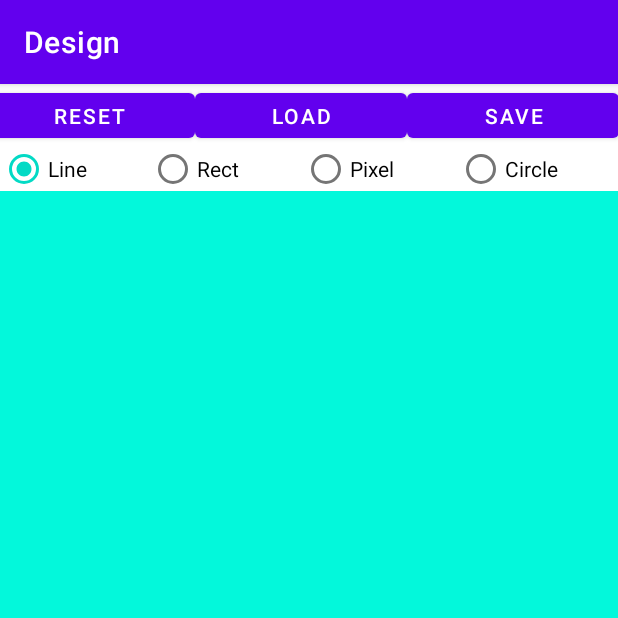
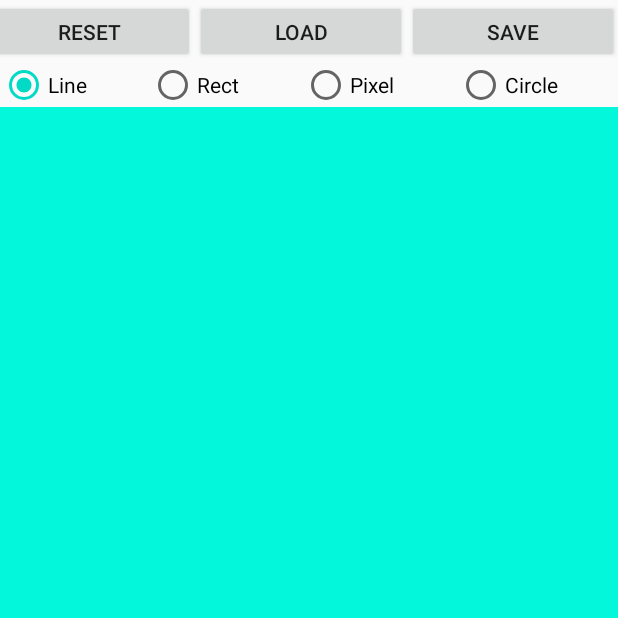
Before and after one commit to joaonunatings/isel-academic-archive, an Android app: the screen it shows after launch (MainActivity), on a phone screen of 412 x 824 dp, the top half of it. Run offline under Robolectric (Android 15) with nearby library versions, the phone set to English and light mode, and no system bars.

Commit message:
Design: changes in Gradle and resources
- Gradle JVM 8 -> Gradle JVM 11
- Resources now contains the correct 'themes' and 'colors'

```diff
--- a/year_1/semester_2/POO/Design/app/src/main/res/values-night/themes.xml
+++ /dev/null
@@ -1,16 +0,0 @@
-<resources xmlns:tools="http://schemas.android.com/tools">
-    <!-- Base application theme. -->
-    <style name="Theme.Design" parent="Theme.MaterialComponents.DayNight.DarkActionBar">
-        <!-- Primary brand color. -->
-        <item name="colorPrimary">@color/purple_200</item>
-        <item name="colorPrimaryVariant">@color/purple_700</item>
-        <item name="colorOnPrimary">@color/black</item>
-        <!-- Secondary brand color. -->
-        <item name="colorSecondary">@color/teal_200</item>
-        <item name="colorSecondaryVariant">@color/teal_200</item>
-        <item name="colorOnSecondary">@color/black</item>
-        <!-- Status bar color. -->
-        <item name="android:statusBarColor">?attr/colorPrimaryVariant</item>
-        <!-- Customize your theme here. -->
-    </style>
-</resources>
--- a/year_1/semester_2/POO/Design/app/src/main/res/values/colors.xml
+++ b/year_1/semester_2/POO/Design/app/src/main/res/values/colors.xml
@@ -1,10 +1,6 @@
 <?xml version="1.0" encoding="utf-8"?>
 <resources>
-    <color name="purple_200">#FFBB86FC</color>
-    <color name="purple_500">#FF6200EE</color>
-    <color name="purple_700">#FF3700B3</color>
-    <color name="teal_200">#FF03DAC5</color>
-    <color name="teal_700">#FF018786</color>
-    <color name="black">#FF000000</color>
-    <color name="white">#FFFFFFFF</color>
+    <color name="colorPrimary">#6200EE</color>
+    <color name="colorPrimaryDark">#3700B3</color>
+    <color name="colorAccent">#03DAC5</color>
 </resources>
--- a/year_1/semester_2/POO/Design/app/src/main/res/values/themes.xml
+++ b/year_1/semester_2/POO/Design/app/src/main/res/values/themes.xml
@@ -1,16 +1,9 @@
 <resources xmlns:tools="http://schemas.android.com/tools">
     <!-- Base application theme. -->
-    <style name="Theme.Design" parent="Theme.MaterialComponents.DayNight.DarkActionBar">
-        <!-- Primary brand color. -->
-        <item name="colorPrimary">@color/purple_500</item>
-        <item name="colorPrimaryVariant">@color/purple_700</item>
-        <item name="colorOnPrimary">@color/white</item>
-        <!-- Secondary brand color. -->
-        <item name="colorSecondary">@color/teal_200</item>
-        <item name="colorSecondaryVariant">@color/teal_700</item>
-        <item name="colorOnSecondary">@color/black</item>
-        <!-- Status bar color. -->
-        <item name="android:statusBarColor">?attr/colorPrimaryVariant</item>
+    <style name="Theme.Design" parent="Theme.AppCompat.Light.NoActionBar">
         <!-- Customize your theme here. -->
+        <item name="colorPrimary">@color/colorPrimary</item>
+        <item name="colorPrimaryDark">@color/colorPrimaryDark</item>
+        <item name="colorAccent">@color/colorAccent</item>
     </style>
 </resources>
```
